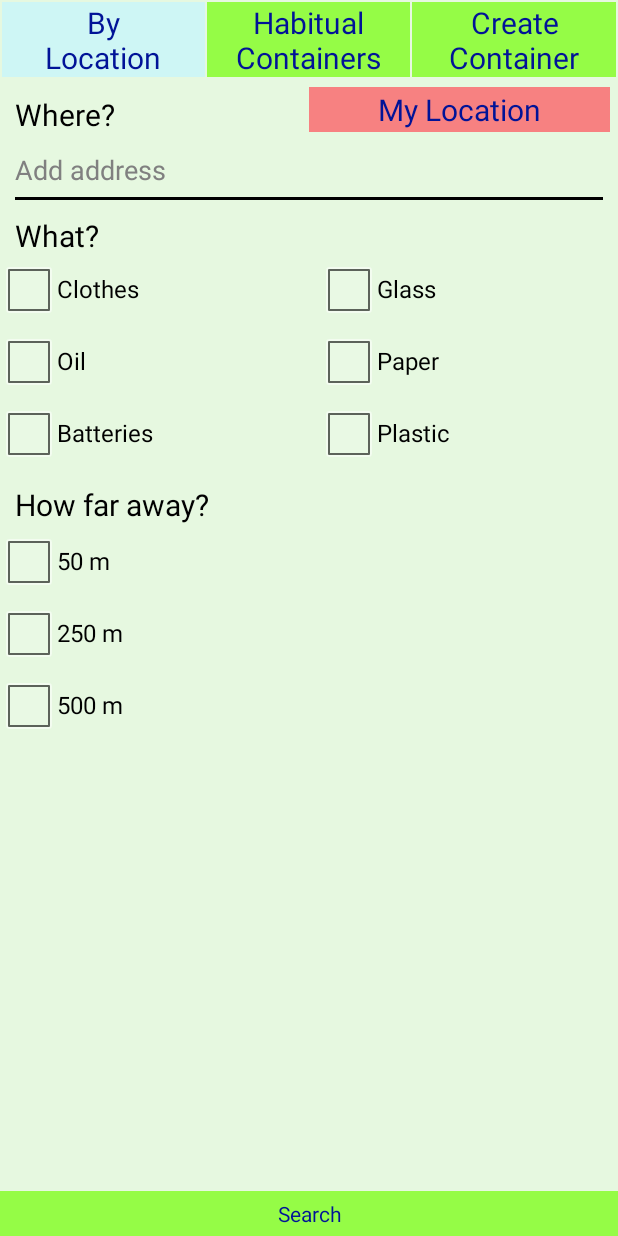
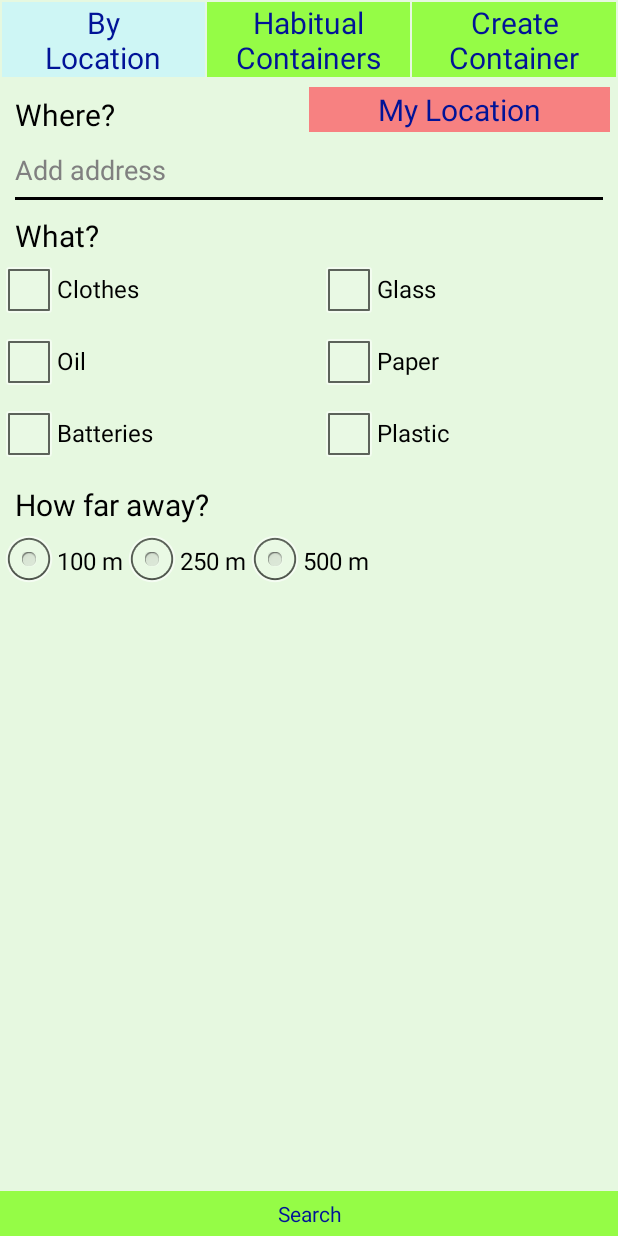
Before and after one commit to diego-mezquita/treelife, an Android app: the RecycleInMenuActivity screen opened directly, with no data from a screen before it, on a phone screen of 412 x 824 dp. Run offline under Robolectric (Android 15) with nearby library versions, the phone set to English and light mode, and no system bars.

Commit message:
Filter containers displayed in the mapActivity by search range radius

```diff
--- a/app/src/main/java/diegomezquita/treelife/CurrentLocationGetter.java
+++ b/app/src/main/java/diegomezquita/treelife/CurrentLocationGetter.java
@@ -41,6 +41,7 @@ public class CurrentLocationGetter  extends AsyncTask<String, Void, String> {
             //get current subAdminArea (region)
             address = address + ", " + addresses.get(0).getSubAdminArea();
 
+            String s = "";
             //get country
             //address = address + ", " + addresses.get(0).getCountryName();
 
@@ -52,6 +53,7 @@ public class CurrentLocationGetter  extends AsyncTask<String, Void, String> {
             //String knownName = addresses.get(0).getFeatureName(); // Only if available else return NULL
 
             return address;
+            //return "hola";
 
         } catch (IOException ex) {
             ex.printStackTrace();
--- a/app/src/main/res/layout/activity_recycle_in_menu.xml
+++ b/app/src/main/res/layout/activity_recycle_in_menu.xml
@@ -300,41 +300,42 @@
         android:layout_alignParentLeft="true"
         android:layout_alignParentStart="true">
 
-        <LinearLayout
+        <RadioGroup
+            android:id="@+id/feedback_check_box_recycle_in_menu__scopes_group"
             android:layout_width="wrap_content"
             android:layout_height="wrap_content"
-            android:orientation="vertical"
+            android:orientation="horizontal"
             android:layout_weight="1"
             android:layout_gravity="bottom|top"
             android:textColor="#000000">
 
-            <CheckBox
-                android:id="@+id/feedback_check_box_recycle_in_menu__scope_50m"
+            <RadioButton
+                android:id="@+id/feedback_check_box_recycle_in_menu__short_scope"
                 android:layout_width="wrap_content"
                 android:layout_height="wrap_content"
-                android:text="@string/text_view_recycle_in_menu__scope_50m"
+                android:text="@string/text_view_recycle_in_menu__short_scope"
                 android:layout_above="@+id/button"
                 android:layout_centerHorizontal="true"
                 android:textColor="#000000" />
 
-            <CheckBox
-                android:id="@+id/feedback_check_box_recycle_in_menu__scope_150m"
+            <RadioButton
+                android:id="@+id/feedback_check_box_recycle_in_menu__medium_scope"
                 android:layout_width="wrap_content"
                 android:layout_height="wrap_content"
-                android:text="@string/text_view_recycle_in_menu__scope_250m"
+                android:text="@string/text_view_recycle_in_menu__medium_scope"
                 android:layout_above="@+id/button"
                 android:layout_centerHorizontal="true"
                 android:textColor="#000000" />
 
-            <CheckBox
-                android:id="@+id/feedback_check_box_recycle_in_menu__scope_500m"
+            <RadioButton
+                android:id="@+id/feedback_check_box_recycle_in_menu__large_scope"
                 android:layout_width="wrap_content"
                 android:layout_height="wrap_content"
-                android:text="@string/text_view_recycle_in_menu__scope_500m"
+                android:text="@string/text_view_recycle_in_menu__large_scope"
                 android:layout_above="@+id/button"
                 android:layout_centerHorizontal="true"
                 android:textColor="#000000" />
-        </LinearLayout>
+        </RadioGroup>
 
         <LinearLayout
             android:layout_width="wrap_content"
--- a/app/src/main/res/values/strings.xml
+++ b/app/src/main/res/values/strings.xml
@@ -27,9 +27,9 @@
     <string name="text_view_recycle_in_menu__what__paper">Paper</string>
     <string name="text_view_recycle_in_menu__what__plastic">Plastic</string>
     <string name="text_view_recycle_in_menu__scope">How far away?</string>
-    <string name="text_view_recycle_in_menu__scope_50m">50 m</string>
-    <string name="text_view_recycle_in_menu__scope_250m">250 m</string>
-    <string name="text_view_recycle_in_menu__scope_500m">500 m</string>
+    <string name="text_view_recycle_in_menu__short_scope">100 m</string>
+    <string name="text_view_recycle_in_menu__medium_scope">250 m</string>
+    <string name="text_view_recycle_in_menu__large_scope">500 m</string>
 
     <!--
     <string name="text_view_recycle_in_menu__scope"></string>
```
Also changed, not shown: app/src/main/java/diegomezquita/treelife/DataGetter.java (+58 -14 lines), app/src/main/java/diegomezquita/treelife/RecycleInMenuActivity.java (+141 -14 lines).
